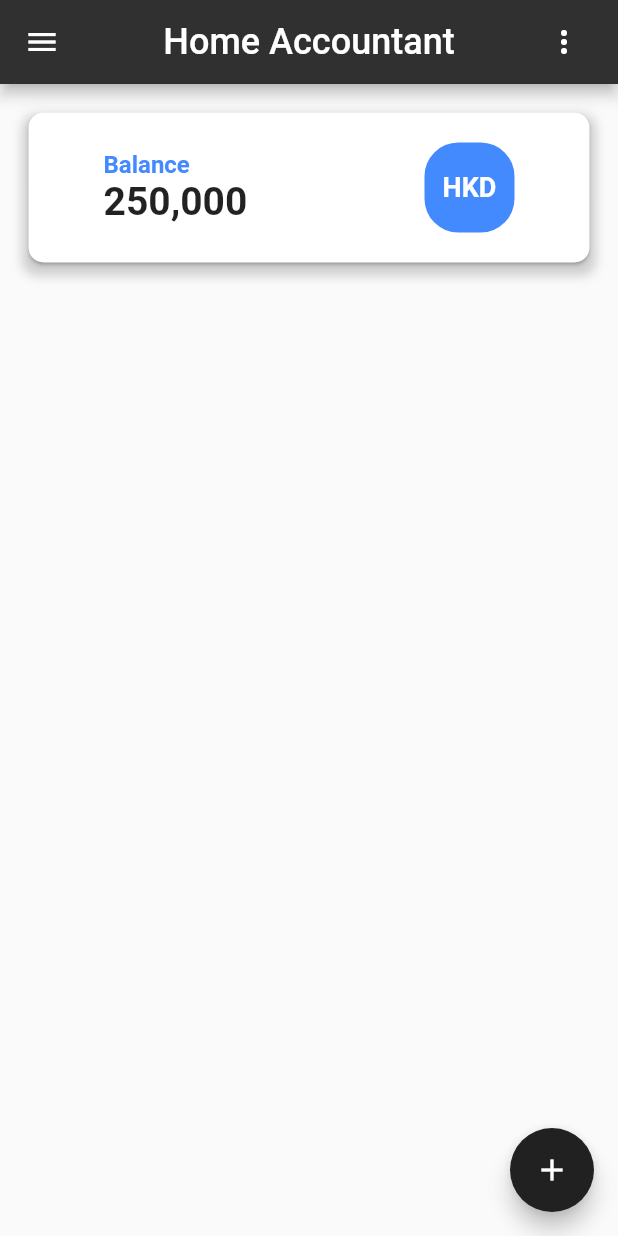
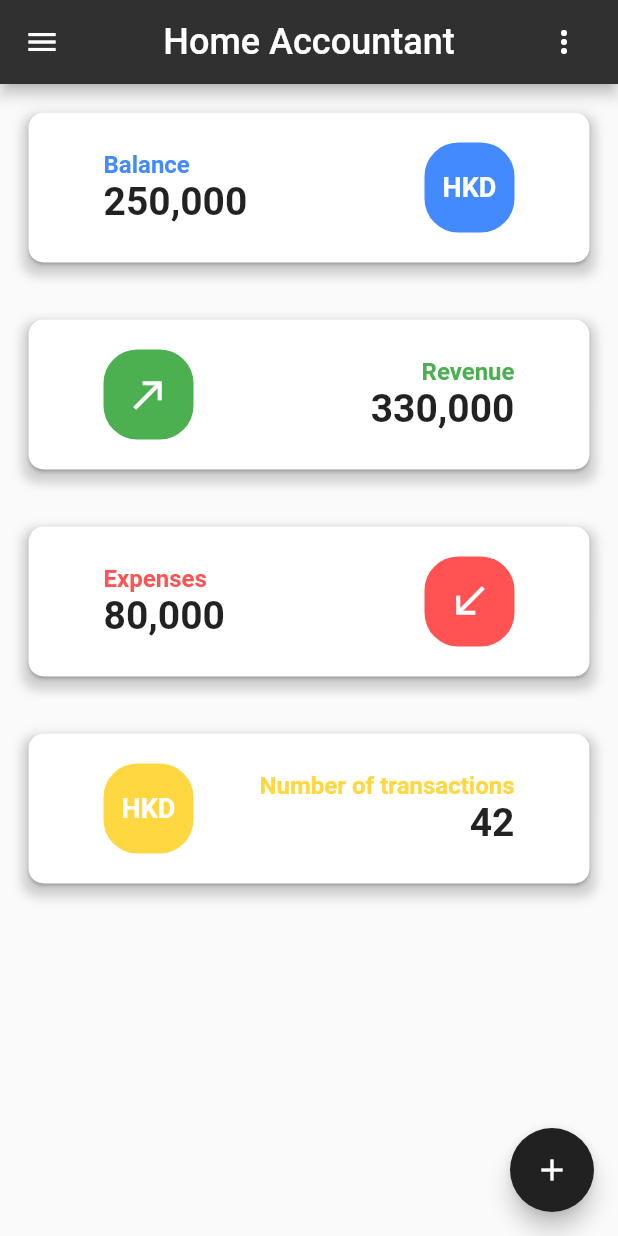
Before and after one commit to JorisTruong/homeaccountant-app, a Flutter app: the screen it shows after launch, on a phone screen of 412 x 824 dp. Run offline on Flutter 3.47's test engine with Material 2 defaults, Android fonts, the light colour scheme and no system bars; drawn by our look-alikes of sliding_up_panel; our stand-ins replace flutter_redux, redux.

Commit message:
feat: added main cards feat: generic main card

```diff
--- a/lib/homepage.dart
+++ b/lib/homepage.dart
@@ -11,7 +11,10 @@ import 'package:homeaccountantapp/speed_dial.dart';
 
 
 final String currency = 'HKD';
-final String amount = '250,000';
+final String balance = '250,000';
+final String expenses = '80,000';
+final String revenue = '330,000';
+final String transactionNumber = '42';
 
 class MyHomePage extends StatefulWidget {
   MyHomePage({Key key}) : super(key: key);
@@ -131,7 +134,10 @@ class _MyHomePageState extends State<MyHomePage> with TickerProviderStateMixin {
                   child: Column(
                     mainAxisAlignment: MainAxisAlignment.center,
                     children: [
-                      MainCard(currency, amount)
+                      MainCard('Balance', currency, balance, Colors.blueAccent, 'left'),
+                      MainCard('Revenue', Icons.call_made, revenue, Colors.green, 'right'),
+                      MainCard('Expenses', Icons.call_received, expenses, Colors.redAccent, 'left'),
+                      MainCard('Number of transactions', currency, transactionNumber, Colors.amberAccent, 'right')
                     ],
                   )
                 ),
--- a/lib/main_card.dart
+++ b/lib/main_card.dart
@@ -1,12 +1,15 @@
 import 'package:flutter/material.dart';
 
-import 'package:homeaccountantapp/currency_icon.dart';
+import 'package:homeaccountantapp/main_card_icon.dart';
 
 class MainCard extends StatelessWidget {
-  final String currency;
+  final String title;
+  final dynamic icon;
   final String amount;
+  final dynamic color;
+  final String direction;
 
-  MainCard(this.currency, this.amount);
+  MainCard(this.title, this.icon, this.amount, this.color, this.direction);
 
   @override
   Widget build(BuildContext context) {
@@ -20,26 +23,35 @@ class MainCard extends StatelessWidget {
           padding: EdgeInsets.only(top: 20.0, bottom: 20.0, left: 50.0, right: 50.0),
           child: Row(
             mainAxisAlignment: MainAxisAlignment.spaceBetween,
-            children: <Widget>[
-              Align(
-                alignment: Alignment.centerLeft,
-                child: Column(
+            children: direction == 'left' ? <Widget>[
+              Column(
                 crossAxisAlignment: CrossAxisAlignment.start,
                 children: [
                   Text(
-                      "Balance",
-                      style: TextStyle(color: Colors.blueAccent, fontWeight: FontWeight.bold, fontSize: 16)
+                    title,
+                    style: TextStyle(color: color, fontWeight: FontWeight.bold, fontSize: 16)
                   ),
                   Text(
                     amount,
                     style: TextStyle(fontWeight: FontWeight.bold, fontSize: 26)
                   )
                 ]
+              ),
+              MainCardIcon(icon, color)
+            ] : <Widget>[
+              MainCardIcon(icon, color),
+              Column(
+                crossAxisAlignment: CrossAxisAlignment.end,
+                children: [
+                  Text(
+                    title,
+                    style: TextStyle(color: color, fontWeight: FontWeight.bold, fontSize: 16),
+                  ),
+                  Text(
+                    amount,
+                    style: TextStyle(fontWeight: FontWeight.bold, fontSize: 26)
                   )
-              ),
-              Align(
-                alignment: Alignment.centerRight,
-                child: CurrencyIcon(currency)
+                ]
               )
             ],
           )
--- a/lib/currency_icon.dart
+++ b/lib/main_card_icon.dart
@@ -1,9 +1,10 @@
 import 'package:flutter/material.dart';
 
-class CurrencyIcon extends StatelessWidget {
-  final String currency;
+class MainCardIcon extends StatelessWidget {
+  final dynamic icon;
+  final dynamic color;
 
-  CurrencyIcon(this.currency);
+  MainCardIcon(this.icon, this.color);
 
   @override
   Widget build(BuildContext context) {
@@ -11,13 +12,17 @@ class CurrencyIcon extends StatelessWidget {
       height: 60.0,
       width: 60.0,
       decoration: new BoxDecoration(
-        color: Colors.blueAccent,
+        color: color,
         borderRadius: BorderRadius.all(Radius.circular(22.5))
       ),
       child: Center(
-        child: Text(
-          currency,
+        child: (icon is String) ? Text(
+          icon,
           style: TextStyle(fontWeight: FontWeight.bold, color: Colors.white, fontSize: 18)
+        ) : Icon(
+          icon,
+          color: Colors.white,
+          size: 30.0,
         )
       )
     );
```
Lines whose indentation alone changed are shown as unchanged.
